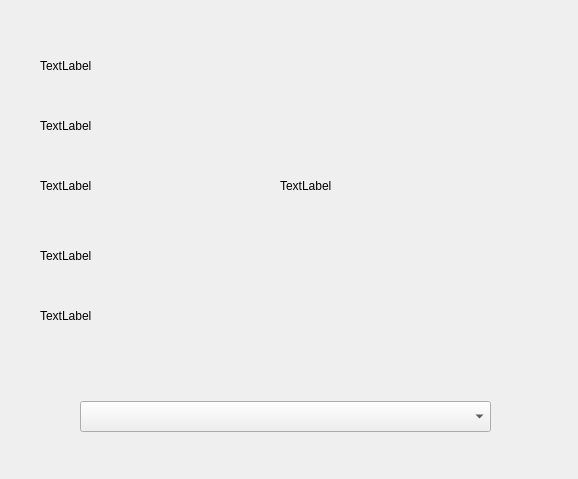
resmu2/entregable-final, file ventana_img.ui: the form before one commit.
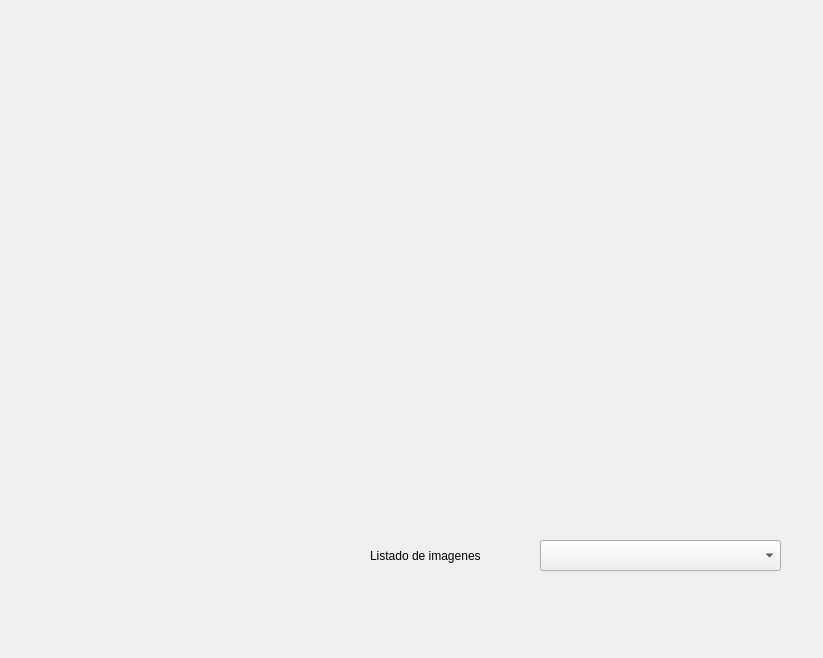
The form after the commit.

```diff
--- a/ventana_img.ui
+++ b/ventana_img.ui
@@ -6,101 +6,67 @@
    <rect>
     <x>0</x>
     <y>0</y>
-    <width>578</width>
-    <height>479</height>
+    <width>823</width>
+    <height>658</height>
    </rect>
   </property>
   <property name="windowTitle">
    <string>Form</string>
   </property>
-  <widget class="QLabel" name="imagen">
-   <property name="geometry">
-    <rect>
-     <x>280</x>
-     <y>50</y>
-     <width>261</width>
-     <height>271</height>
-    </rect>
-   </property>
-   <property name="text">
-    <string>TextLabel</string>
-   </property>
-  </widget>
-  <widget class="QLabel" name="nombre">
-   <property name="geometry">
-    <rect>
-     <x>40</x>
-     <y>50</y>
-     <width>181</width>
-     <height>31</height>
-    </rect>
-   </property>
-   <property name="text">
-    <string>TextLabel</string>
-   </property>
-  </widget>
-  <widget class="QLabel" name="P_cuerpo">
-   <property name="geometry">
-    <rect>
-     <x>40</x>
-     <y>170</y>
-     <width>181</width>
-     <height>31</height>
-    </rect>
-   </property>
-   <property name="text">
-    <string>TextLabel</string>
-   </property>
-  </widget>
-  <widget class="QLabel" name="ID_paciente">
-   <property name="geometry">
-    <rect>
-     <x>40</x>
-     <y>110</y>
-     <width>181</width>
-     <height>31</height>
-    </rect>
-   </property>
-   <property name="text">
-    <string>TextLabel</string>
-   </property>
-  </widget>
-  <widget class="QLabel" name="label">
-   <property name="geometry">
-    <rect>
-     <x>40</x>
-     <y>240</y>
-     <width>181</width>
-     <height>31</height>
-    </rect>
-   </property>
-   <property name="text">
-    <string>TextLabel</string>
-   </property>
-  </widget>
-  <widget class="QLabel" name="label_5">
-   <property name="geometry">
-    <rect>
-     <x>40</x>
-     <y>300</y>
-     <width>181</width>
-     <height>31</height>
-    </rect>
-   </property>
-   <property name="text">
-    <string>TextLabel</string>
-   </property>
-  </widget>
   <widget class="QComboBox" name="comboBox">
    <property name="geometry">
     <rect>
-     <x>80</x>
-     <y>401</y>
-     <width>411</width>
+     <x>540</x>
+     <y>540</y>
+     <width>241</width>
      <height>31</height>
     </rect>
    </property>
   </widget>
+  <widget class="QLabel" name="label">
+   <property name="geometry">
+    <rect>
+     <x>380</x>
+     <y>40</y>
+     <width>371</width>
+     <height>431</height>
+    </rect>
+   </property>
+   <property name="text">
+    <string/>
+   </property>
+  </widget>
+  <widget class="QLabel" name="label_2">
+   <property name="geometry">
+    <rect>
+     <x>370</x>
+     <y>540</y>
+     <width>141</width>
+     <height>31</height>
+    </rect>
+   </property>
+   <property name="font">
+    <font>
+     <pointsize>9</pointsize>
+    </font>
+   </property>
+   <property name="text">
+    <string>Listado de imagenes</string>
+   </property>
+  </widget>
+  <widget class="QLabel" name="label_3">
+   <property name="geometry">
+    <rect>
+     <x>14</x>
+     <y>40</y>
+     <width>321</width>
+     <height>431</height>
+    </rect>
+   </property>
+   <property name="text">
+    <string/>
+   </property>
+  </widget>
  </widget>
  <resources/>
  <connections/>
```
Left out of the diff: 4 changed lines with no effect on the pictures.
